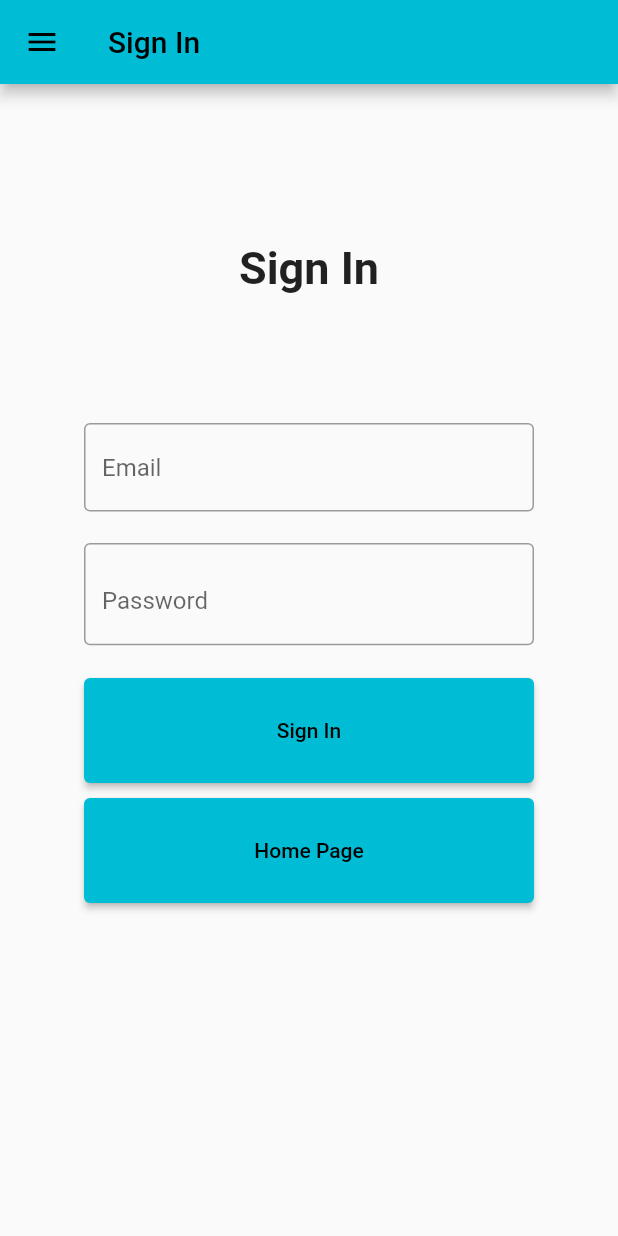
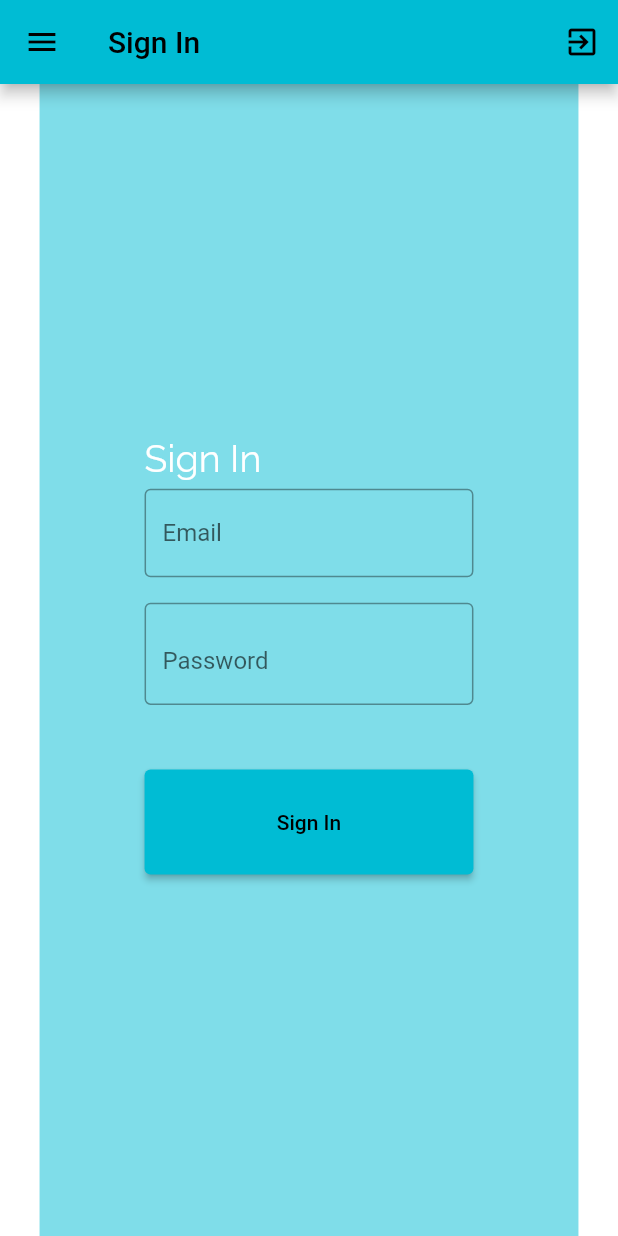
Before and after one commit to faradzhalelov/auth-sfera-app, a Flutter app: the SignInScreenWidget screen opened by its route, on a phone screen of 412 x 824 dp. Run offline on Flutter 3.47's test engine with Material 2 defaults, Android fonts, the phone set to English and light mode, and no system bars; our stand-ins replace email_validator, google_fonts, shared_preferences; missing offline and left inert: desktop_webview_auth, firedart; accounts and stored records are empty; generated files the repository leaves out were written again.

Commit message:
add sign in design

```diff
--- a/lib/main.dart
+++ b/lib/main.dart
@@ -97,7 +97,7 @@ class _AppState extends State<App> {
     return themeNotifier.isDark
         ? ThemeData(
         brightness: Brightness.dark,
-        primaryColor: Colors.blueGrey,
+        primaryColor: Colors.black12 ,
         primarySwatch: Colors.blueGrey
     )
         : ThemeData(
--- a/lib/screens/auth/sign_in_screen.dart
+++ b/lib/screens/auth/sign_in_screen.dart
@@ -3,13 +3,16 @@ import 'package:dzhalelov_auth/services/firebase/firebase_auth_service.dart';
 import 'package:dzhalelov_auth/services/user_preferences.dart';
 import 'package:dzhalelov_auth/utils/localization/language_constants.dart';
 import 'package:dzhalelov_auth/utils/router/route_constants.dart';
+import 'package:dzhalelov_auth/utils/theme/app/app_styles.dart';
+import 'package:dzhalelov_auth/utils/theme/app/app_theme.dart';
+import 'package:dzhalelov_auth/utils/theme/theme_model.dart';
 import 'package:dzhalelov_auth/widgets/custom_buttom_widget.dart';
 import 'package:dzhalelov_auth/widgets/draw_list_widget.dart';
 import 'package:dzhalelov_auth/widgets/email_text_field_widget.dart';
 import 'package:dzhalelov_auth/widgets/password_text_field_widget.dart';
+import 'package:dzhalelov_auth/widgets/responsive_widget.dart';
 import 'package:flutter/material.dart';
 import 'package:provider/provider.dart';
-
 import '../../domain/model/user_model.dart';
 
 class SignInScreenWidget extends StatefulWidget {
@@ -58,6 +61,7 @@ class _SignInScreenWidgetState extends State<SignInScreenWidget> {
   @override
   Widget build(BuildContext context) {
     AuthProvider auth = Provider.of<AuthProvider>(context);
+    ThemeModel themeModel = Provider.of<ThemeModel>(context);
     FirebaseAuthService authService = FirebaseAuthService();
     UserPreferences userPreferences = UserPreferences();
 
@@ -80,43 +84,89 @@ class _SignInScreenWidgetState extends State<SignInScreenWidget> {
       }
     }
 
+    double height = MediaQuery.of(context).size.height;
+    double width = MediaQuery.of(context).size.width;
+
     return Scaffold(
+      backgroundColor: AppColors(
+        context: context,
+        themeModel: themeModel,).setBackColor(),
       appBar: AppBar(
         title: Text(translation(context).signIn),
+        actions: [
+          IconButton(
+              icon: const Icon(Icons.exit_to_app),
+              onPressed: () {
+                _goToHomePage();
+              }),
+        ],
       ),
       drawer: const Drawer(
         child: DrawListWidget(),
       ),
-      body: SingleChildScrollView(
-        padding: const EdgeInsets.all(20),
-        child: Form(
+      body: Form(
         key: _key,
-          child: Column(
-            children: <Widget>[
-              SizedBox(
-                height: MediaQuery
-                    .of(context)
-                    .size
-                    .height / 4,
+        child: SizedBox(
+          height: height,
+          width: width,
+          child: Row(
+            crossAxisAlignment: CrossAxisAlignment.start,
+            mainAxisAlignment: MainAxisAlignment.start,
+            children: [
+              ResponsiveWidget.isSmallScreen(context)
+                  ? const SizedBox()
+                  : Expanded(
+                child: Container(
+                  color: AppColors(context: context, themeModel: themeModel).setBackColor(),
+                  height: height,
                   child: Center(
                     child: Text(
-                    translation(context).signIn,
-                    textAlign: TextAlign.center,
-                    style: const TextStyle(
-                      fontSize: 30,
-                      fontWeight: FontWeight.bold,
+                      'AuthSfera',
+                      style: ralewayStyle.copyWith(
+                        fontSize: 48.0,
+                        color: AppColors(
+                            context: context,
+                            themeModel: themeModel).setTextFieldColor(),
+                        fontWeight: FontWeight.w800,
                       ),
                     ),
                   ),
                 ),
+              ),
+              Expanded(
+                child: Container(
+                  height: height,
+                  margin: EdgeInsets.symmetric(
+                      horizontal:
+                  ResponsiveWidget.isSmallScreen(context)
+                      ? height * 0.032 : height * 0.012),
+                  color: AppColors(
+                      context: context,
+                      themeModel: themeModel).setAuthBackColor(),
+                  child: SingleChildScrollView(
+                    padding: const EdgeInsets.all(70.0),
+                    child: Column(
+                      crossAxisAlignment: CrossAxisAlignment.start,
+                      mainAxisAlignment: MainAxisAlignment.start,
+                      children: [
+                        SizedBox(height: height * 0.2,),
+                        RichText(text: TextSpan(
+                            children: [
+                              TextSpan(
+                                  text: translation(context).signIn,
+                                  style: ralewayStyle.copyWith(
+                                    fontSize: 25.0,
+                                    color: AppColors.backgroundColor,
+                                    fontWeight: FontWeight.normal,
+                                  ),),
+                            ])),
+                        const SizedBox(height: 6.0),
                         EmailTextFieldWidget(
                           emailTextEditingController: emailTextController,
                           validationText: translation(context).unableValidateSignIn,
                           hintText: translation(context).email,
                         ),
-              const SizedBox(
-                height: 10,
-              ),
+                        const SizedBox(height: 6.0),
                         PasswordTextFieldWidget(
                           passwordTextEditingController: passwordTextController,
                           isHiddenPassword: _isHiddenPassword,
@@ -124,12 +174,7 @@ class _SignInScreenWidgetState extends State<SignInScreenWidget> {
                           hintText: translation(context).password,
                           validationText: translation(context).minSixNumbers,
                         ),
-              const SizedBox(
-                height: 10,
-              ),
-              const SizedBox(
-                height: 10,
-              ),
+                    SizedBox(height: height * 0.05),
                         CustomButtonWidget(
                           onPressed: () async {
                             if (await login()) {
@@ -149,9 +194,10 @@ class _SignInScreenWidgetState extends State<SignInScreenWidget> {
                         const SizedBox(
                           height: 10,
                         ),
-              CustomButtonWidget(
-                onPressed: _goToHomePage,
-                text: translation(context).homePage,
+                      ],
+                    ),
+                  ),
+                ),
               ),
             ],
           ),
--- /dev/null
+++ b/lib/utils/theme/app/app_styles.dart
@@ -0,0 +1,4 @@
+import 'package:flutter/material.dart';
+import 'package:google_fonts/google_fonts.dart';
+
+TextStyle ralewayStyle = GoogleFonts.raleway();
--- /dev/null
+++ b/lib/utils/theme/app/app_theme.dart
@@ -0,0 +1,46 @@
+import 'package:flutter/material.dart';
+
+import '../theme_model.dart';
+
+class AppColors {
+  BuildContext context;
+  ThemeModel themeModel;
+
+  AppColors({required this.context, required this.themeModel});
+
+  static const Color darkRussianViolet = Color.fromRGBO(51, 0, 54, 1.0);
+  static const Color darkDarkPurple = Color.fromRGBO(56, 24, 47, 1.0);
+  static const Color darkCharcoal = Color.fromRGBO(47, 57, 77, 1.0);
+  static const Color darkCadet = Color.fromRGBO(86, 102, 107, 1.0);
+  static const Color darkLemonMeringue = Color.fromRGBO(238, 225, 179, 1.0);
+
+
+  static const Color lightRussianViolet = Color.fromRGBO(11, 60, 73, 1.0);
+  static const Color lightDarkPurple = Color.fromRGBO(115, 25, 99, 1.0);
+  static const Color lightCharcoal = Color.fromRGBO(255, 253, 253, 1.0);
+  static const Color lightCadet = Color.fromRGBO(203, 210, 208, 1.0);
+  static const Color lightLemonMeringue = Color.fromRGBO(240, 225, 0, 1.0);
+
+  static const Color backgroundColor = Colors.white;
+
+  setAuthBackColor() {
+    return themeModel.isDark ? Colors.blueGrey.withOpacity(0.5) : Colors.cyan.withOpacity(0.5);
+  }
+
+  setBackColor() {
+    return themeModel.isDark ? Colors.grey : Colors.white;
+  }
+
+  setBoxContainerColor() {
+    return themeModel.isDark ? darkCharcoal : lightCharcoal;
+  }
+
+  setTextFieldColor() {
+    return themeModel.isDark ? darkCadet : lightCadet;
+  }
+
+  setBottomColor() {
+    return themeModel.isDark ? darkLemonMeringue : lightLemonMeringue;
+  }
+
+}
--- a/pubspec.yaml
+++ b/pubspec.yaml
@@ -45,6 +45,7 @@ dependencies:
   provider: ^6.0.4
   desktop_webview_auth: ^0.0.11
   http: ^0.13.5
+  google_fonts: ^3.0.1
 
 dev_dependencies:
   flutter_test:
@@ -72,7 +73,9 @@ flutter:
   generate: true
 
   # To add assets to your application, add an assets section, like this:
-  # assets:
+  assets:
+    - assets/
+    - assets/images/
   #   - images/a_dot_burr.jpeg
   #   - images/a_dot_ham.jpeg
 
```
Also changed, not shown: lib/screens/auth/enter_password_google_screen.dart (+7 -0 lines), lib/screens/auth/sign_in_google_screen.dart (+7 -4 lines), lib/screens/auth/sign_up_screen.dart (+7 -4 lines), lib/screens/settings/settings_screen.dart (+19 -9 lines), lib/widgets/password_field_widget.dart (added, +80 -0 lines), lib/widgets/responsive_widget.dart (added, +43 -0 lines), pubspec.lock, 1 other file. Lines whose indentation alone changed are shown as unchanged.
